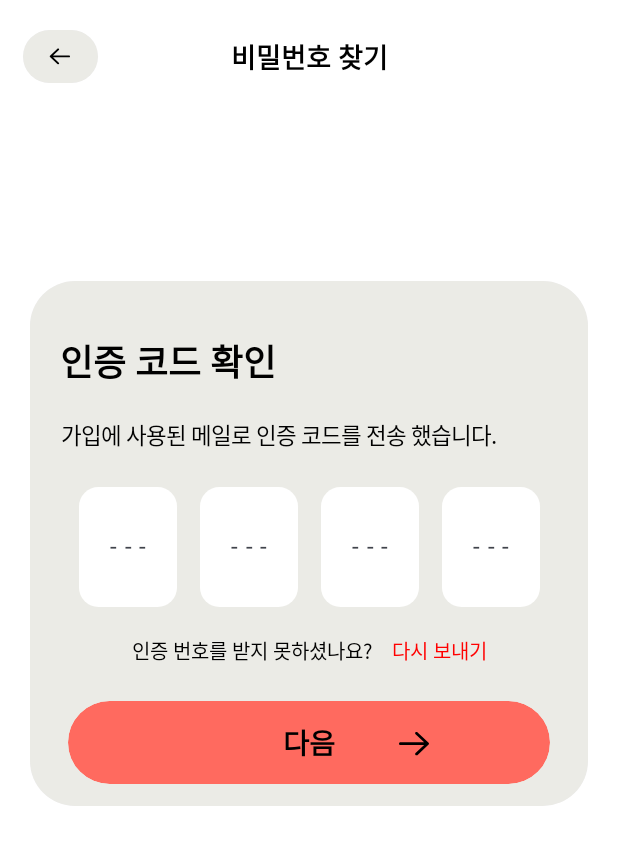
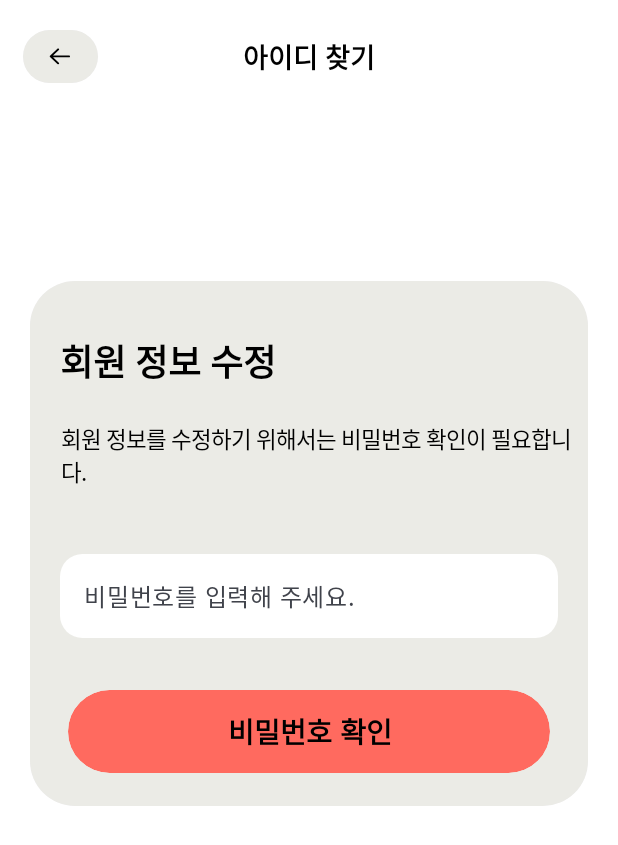
Before and after one commit to applepepsi/NextClass, an Android app built with Jetpack Compose: the @Preview function FindPasswordPreview, on a phone screen of 412 x 824 dp. Shown: the top 845 px of the screen. Run offline under Robolectric (Android 15) with nearby library versions, the phone set to English and light mode, and no system bars; our stand-ins replace Dagger/Hilt's generated code.

Commit message:
회원정보 수정의 비밀번호 인증 화면 제작

```diff
--- a/app/src/main/java/com/example/nextclass/appComponent/FindIdOrPasswordComponent.kt
+++ b/app/src/main/java/com/example/nextclass/appComponent/FindIdOrPasswordComponent.kt
@@ -54,10 +54,10 @@ import com.example.nextclass.viewmodel.LoginViewModel
 
 @Composable
 fun FindFieldComponent(
-    placeholderValue:String,
+    placeholderValue:String="",
     value: String,
     onValueChange: (String) -> Unit,
-    labelValue: String,
+    labelValue: String="",
     isError: Boolean = false,
     errorMessage: String = "",
 
--- a/app/src/main/java/com/example/nextclass/view/View.kt
+++ b/app/src/main/java/com/example/nextclass/view/View.kt
@@ -84,7 +84,7 @@ fun TimetableScreen(navController: NavHostController) {
     }
 }
 
-
+//
 @Composable
 fun ScheduleScreen(navController: NavHostController) {
     Box(
@@ -102,7 +102,7 @@ fun ScheduleScreen(navController: NavHostController) {
     }
 }
 
-
+//로그인뷰
 @Composable
 fun LoginView(loginViewModel: LoginViewModel,navController: NavController) {
 
@@ -168,7 +168,7 @@ fun LoginView(loginViewModel: LoginViewModel,navController: NavController) {
 
 }
 
-
+//회원가입뷰
 @Composable
 fun JoinView(loginViewModel: LoginViewModel,navController: NavController) {
 
@@ -306,6 +306,7 @@ fun HomeView(navController: NavHostController) {
     }
 }
 
+//비밀번호 찾기 뷰
 @Composable
 fun ForGotPassword(
     loginViewModel: LoginViewModel,
@@ -390,7 +391,7 @@ fun ForGotPassword(
 
 
 }
-
+//아이디 찾기 뷰
 @Composable
 fun ForGotId(
     loginViewModel: LoginViewModel,
@@ -470,7 +471,7 @@ fun ForGotId(
         }
     }
 }
-
+//이용약관 뷰(제작중)
 @Composable
 fun TermsAndConditionsView(
     loginViewModel: LoginViewModel,
@@ -490,6 +491,7 @@ fun TermsAndConditionsView(
     }
 }
 
+//아이디 찾기의 결과 (쓰지 않기로)
 @Composable
 fun FindIdResult(
     loginViewModel: LoginViewModel,
@@ -556,6 +558,7 @@ fun FindIdResult(
     }
 }
 
+//비밀번호 찾기의 코드 입력 뷰
 @Composable
 fun InsertPasswordCodeView(
     loginViewModel: LoginViewModel,
@@ -647,6 +650,85 @@ fun InsertPasswordCodeView(
     }
 }
 
+//회원정보 수정의 비밀번호 인증 뷰
+@Composable
+fun PasswordConfirm(
+    loginViewModel: LoginViewModel,
+    navController: NavController) {
+
+
+    Column(
+        modifier = Modifier
+            .fillMaxSize()
+            .padding(top = 20.dp),
+
+        verticalArrangement = Arrangement.Top,
+        horizontalAlignment = Alignment.CenterHorizontally
+
+    ){
+        AppBarTextAndButtonComponent(value = stringResource(id = R.string.FindId),
+            navController=navController)
+    }
+    Column(
+        modifier = Modifier
+            .fillMaxSize()
+            .padding(bottom = 100.dp),
+        verticalArrangement = Arrangement.Center,
+    ) {
+        Surface(
+            shape = RoundedCornerShape(30.dp),
+            modifier = Modifier
+                .height(350.dp)
+                .padding(start = 20.dp, end = 20.dp)
+        ) {
+            Box(
+                modifier = Modifier
+                    .background(Background_Color2)
+            ) {
+                Column(
+                    modifier = Modifier
+                        .fillMaxSize(),
+
+                    verticalArrangement = Arrangement.SpaceBetween,
+                    horizontalAlignment = Alignment.CenterHorizontally
+                ) {
+
+                    MainTextComponent(
+                        value = stringResource(id = R.string.UserInfoModify),
+                        modifier=Modifier
+                            .padding(top=20.dp)
+                    )
+
+                    DescriptionTextComponent(
+                        value= stringResource(id = R.string.InputUserInfoModifyPassword),
+                        modifier=Modifier.padding(start = 5.dp,top=5.dp)
+                    )
+
+                    FindFieldComponent(
+                        value = loginViewModel.userInfoModifyPasswordConfirm.value,
+                        onValueChange = { loginViewModel.updateUserInfoModifyPasswordConfirm(it) },
+
+                        placeholderValue = stringResource(id = R.string.input_password),
+                    )
+
+                    Spacer(modifier = Modifier.height(30.dp))
+
+                    TextInputHelpFieldComponent(
+                        errorMessage = loginViewModel.userInfoModifyPasswordConfirmErrorMessage.value.asString(LocalContext.current),
+                        isError = loginViewModel.userInfoModifyPasswordConfirmError.value,
+                    )
+
+                    InputButtonComponent(
+                        value = "비밀번호 확인",
+                        onClick = { loginViewModel.submitUserInfoModifyPasswordConfirm() },
+                        modifier = Modifier.padding(start=15.dp,end=15.dp))
+
+                    Spacer(modifier = Modifier.height(20.dp))
+                }
+            }
+        }
+    }
+}
 
 
 //프리뷰는 hilt를 쓰면 의존성주입을 초기화 하지 않는다고 해서 테스트 용으로 하나 더 만듬
@@ -664,7 +746,7 @@ fun FindPasswordPreview() {
 //        LoginView(loginViewModel)
 //        ForGotId(loginViewModel)
 //        TermsAndConditionsView(loginViewModel,navController)
-        InsertPasswordCodeView(loginViewModel,navController)
+        PasswordConfirm(loginViewModel,navController)
     }
 }
 
--- a/app/src/main/java/com/example/nextclass/viewmodel/LoginViewModel.kt
+++ b/app/src/main/java/com/example/nextclass/viewmodel/LoginViewModel.kt
@@ -150,7 +150,14 @@ class LoginViewModel @Inject constructor(
     private val _verifyCodeInputErrorMessage=mutableStateOf<StringValue>(StringValue.Empty)
     val verifyCodeInputErrorMessage: State<StringValue> = _verifyCodeInputErrorMessage
 
+    private val _userInfoModifyPasswordConfirm=mutableStateOf("")
+    val userInfoModifyPasswordConfirm: State<String> = _userInfoModifyPasswordConfirm
 
+    private val _userInfoModifyPasswordConfirmError=mutableStateOf(false)
+    val userInfoModifyPasswordConfirmError: State<Boolean> = _userInfoModifyPasswordConfirmError
+
+    private val _userInfoModifyPasswordConfirmErrorMessage=mutableStateOf<StringValue>(StringValue.Empty)
+    val userInfoModifyPasswordConfirmErrorMessage: State<StringValue> = _userInfoModifyPasswordConfirmErrorMessage
     fun updateEmail(newEmail: String) {
         _email.value = newEmail
         emailCheck(newEmail)
@@ -329,8 +336,6 @@ class LoginViewModel @Inject constructor(
     fun joinComplete(){
 
 
-//        Log.d("joinRequest", joinRequest.toString())
-
         if(joinEmptyAndErrorCheck() && duplicateCheck() && termsCheck())
         {
 
@@ -445,4 +450,13 @@ class LoginViewModel @Inject constructor(
         _verifyCodeInputError.value=false
         _verifyCodeInputErrorMessage.value=StringValue.StringResource(R.string.WrongVerityCodeMassage)
     }
+
+    fun updateUserInfoModifyPasswordConfirm(value: String){
+        _userInfoModifyPasswordConfirm.value=value
+    }
+
+    fun submitUserInfoModifyPasswordConfirm(){
+        _userInfoModifyPasswordConfirmError.value=false
+        _userInfoModifyPasswordConfirmErrorMessage.value=StringValue.StringResource(R.string.WrongVerityCodeMassage)
+    }
 }
--- a/app/src/main/res/values/strings.xml
+++ b/app/src/main/res/values/strings.xml
@@ -77,4 +77,9 @@
     <string name="TermsAndConditions">이용 약관</string>
 
 
+    //회원정보 수정
+    <string name="UserInfoModify">회원 정보 수정</string>
+    <string name="InputUserInfoModifyPassword">회원 정보를 수정하기 위해서는 비밀번호 확인이 필요합니다.</string>
+
+
 </resources>
```
